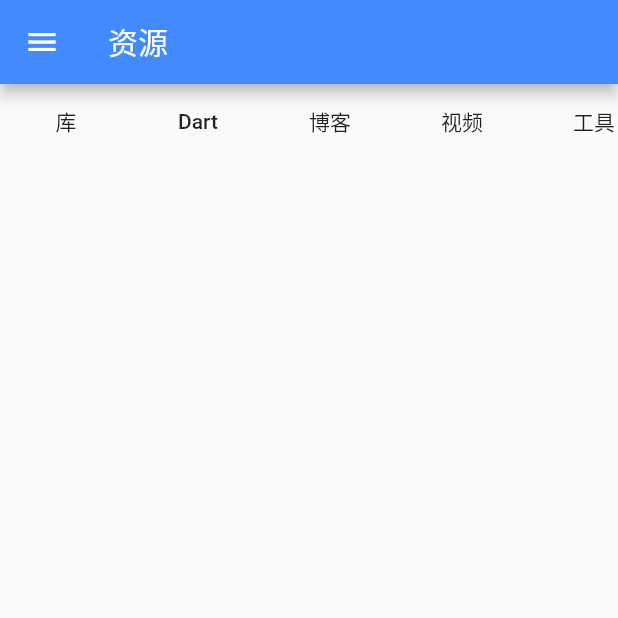
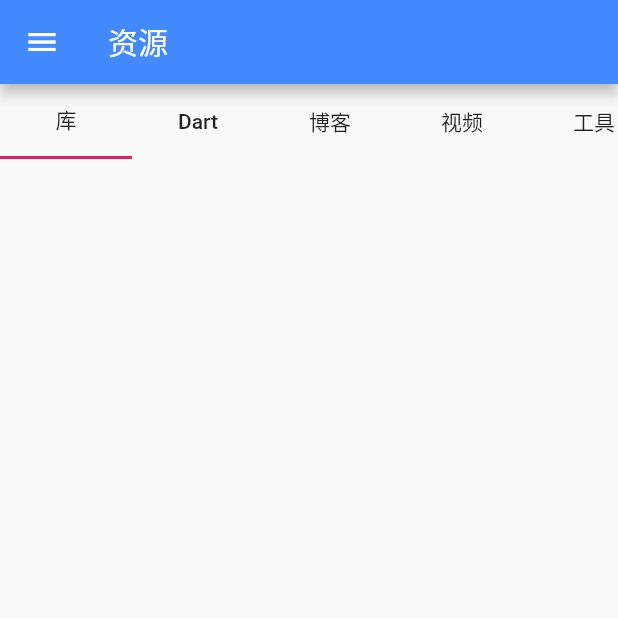
Before and after one commit to esirioneyibo/flutter_study_app, a Flutter app: the screen it shows after launch, item 2 of the bottom bar chosen, on a phone screen of 412 x 824 dp, the top half of it. Run offline on Flutter 3.47's test engine with Material 2 defaults, Android fonts, the light colour scheme and no system bars; network calls fail.

Commit message:
顶部导航

```diff
--- /dev/null
+++ b/lib/models/TopNavigatorItem.dart
@@ -0,0 +1,14 @@
+import 'package:flutter/cupertino.dart';
+
+class TopNavigatorItem {
+
+  // 项目名
+  String itemName;
+
+  // 内容
+  Widget content;
+
+  TopNavigatorItem(this.itemName, this.content);
+
+
+}
--- a/lib/pages/study.dart
+++ b/lib/pages/study.dart
@@ -1,106 +1,64 @@
 import 'package:flutter/material.dart';
 import 'package:flutter_study_app/components/MyAppBar.dart';
+import 'package:flutter_study_app/models/TopNavigatorItem.dart';
 
-class StudyScreen extends StatefulWidget {
+class StudyScreen extends StatelessWidget {
   @override
-  State<StatefulWidget> createState() => StudyState();
+  Widget build(BuildContext context) {
+    return Scaffold(
+        appBar: MyAppBar(context, '资源', kBottomNavigationBarHeight),
+        body: Container(height: 50, child: HeadNavigator()));
+  }
 }
 
-class StudyState extends State<StudyScreen>
-    with SingleTickerProviderStateMixin {
+//--------------------------------------------------------------------------
+
+/// 顶部导航
+class HeadNavigator extends StatefulWidget {
+  @override
+  HeadNavigatorState createState() => HeadNavigatorState();
+}
+
+class HeadNavigatorState extends State<HeadNavigator> {
+  int selectedIndex = 0;
 
   @override
   Widget build(BuildContext context) {
-    return Scaffold(
-        appBar: MyAppBar(this.context, '资源', kBottomNavigationBarHeight),
-        body: Column(
-          children: <Widget>[
-            Container(
-              height: 50,
-              child: HeadNavigator(),
-            )
-          ],
-        ));
-  }
-}
+    var topItems = [
+      TopNavigatorItem('库', Text('库')),
+      TopNavigatorItem('Dart', Text('Dart')),
+      TopNavigatorItem('博客', Text('博客')),
+      TopNavigatorItem('视频', Text('视频')),
+      TopNavigatorItem('工具', Text('工具')),
+      TopNavigatorItem('社区', Text('社区')),
+      TopNavigatorItem('开源项目', Text('开源项目')),
+      TopNavigatorItem('游戏', Text('游戏')),
+      TopNavigatorItem('游戏引擎', Text('游戏引擎')),
+      TopNavigatorItem('其他', Text('其他')),
+    ];
 
-class HeadNavigator extends StatelessWidget {
-  @override
-  Widget build(BuildContext context) {
-    return ListView(
+    return ListView.builder(
       scrollDirection: Axis.horizontal,
-      children: <Widget>[
-        Container(
+      itemCount: topItems.length,
+      itemBuilder: (context, index) {
+        return Container(
             child: Center(
-          child: FlatButton(
-            child: Text('库'),
-            onPressed: () => {print('库')},
-          ),
-        )),
-        Container(
-            child: Center(
-          child: FlatButton(
-            child: Text('Dart'),
-            onPressed: () => {print('Dart')},
-          ),
-        )),
-        Container(
-            child: Center(
-          child: FlatButton(
-            child: Text('博客'),
-            onPressed: () => {print('博客')},
-          ),
-        )),
-        Container(
-            child: Center(
-          child: FlatButton(
-            child: Text('视频'),
-            onPressed: () => {print('视频')},
-          ),
-        )),
-        Container(
-            child: Center(
-          child: FlatButton(
-            child: Text('工具'),
-            onPressed: () => {print('工具')},
-          ),
-        )),
-        Container(
-            child: Center(
-          child: FlatButton(
-            child: Text('社区'),
-            onPressed: () => {print('社区')},
-          ),
-        )),
-        Container(
-            child: Center(
-          child: FlatButton(
-            child: Text('项目'),
-            onPressed: () => {print('开源项目')},
-          ),
-        )),
-        Container(
-            child: Center(
-          child: FlatButton(
-            child: Text('游戏'),
-            onPressed: () => {print('游戏')},
-          ),
-        )),
-        Container(
-            child: Center(
-          child: FlatButton(
-            child: Text('游戏引擎'),
-            onPressed: () => {print('游戏引擎')},
-          ),
-        )),
-        Container(
-            child: Center(
-          child: FlatButton(
-            child: Text('其他'),
-            onPressed: () => {print('其他')},
-          ),
-        )),
-      ],
+              child: FlatButton(
+                child: Text(topItems[index].itemName),
+                onPressed: () {
+                  print(topItems[index].itemName);
+                  setState(() {
+                    selectedIndex = index;
+                  });
+                },
+              ),
+            ),
+            decoration: index == selectedIndex
+                ? BoxDecoration(
+                border: Border(
+                    bottom: BorderSide(color: Colors.pink, width: 2)))
+                : BoxDecoration());
+      },
     );
   }
 }
```
